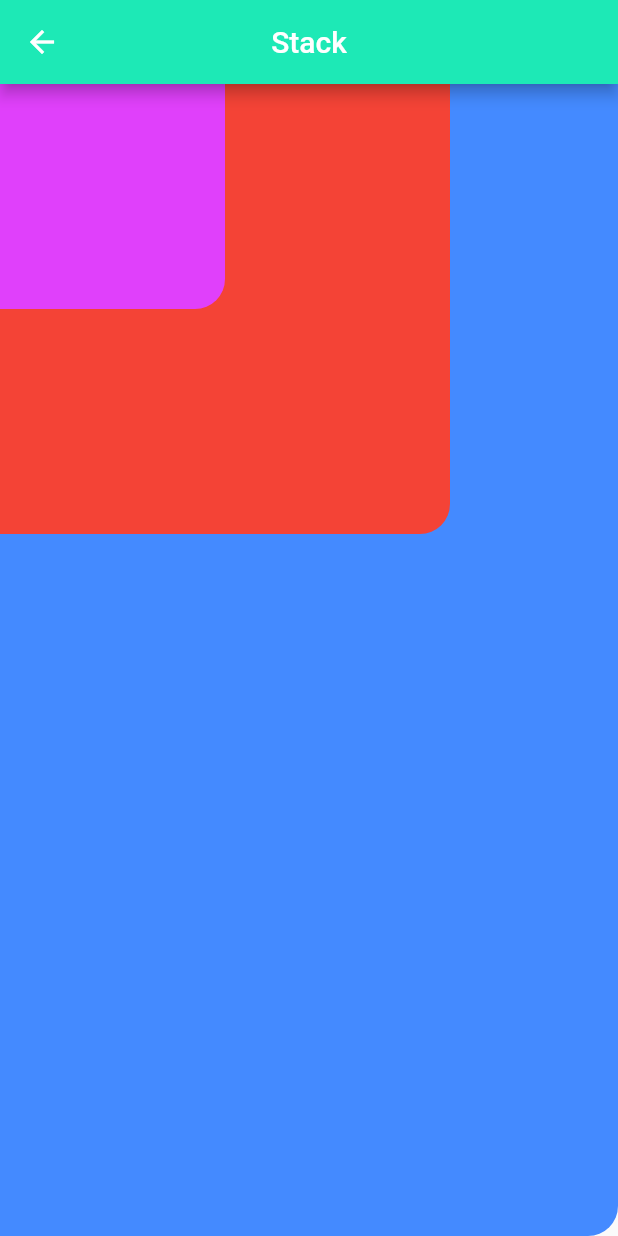
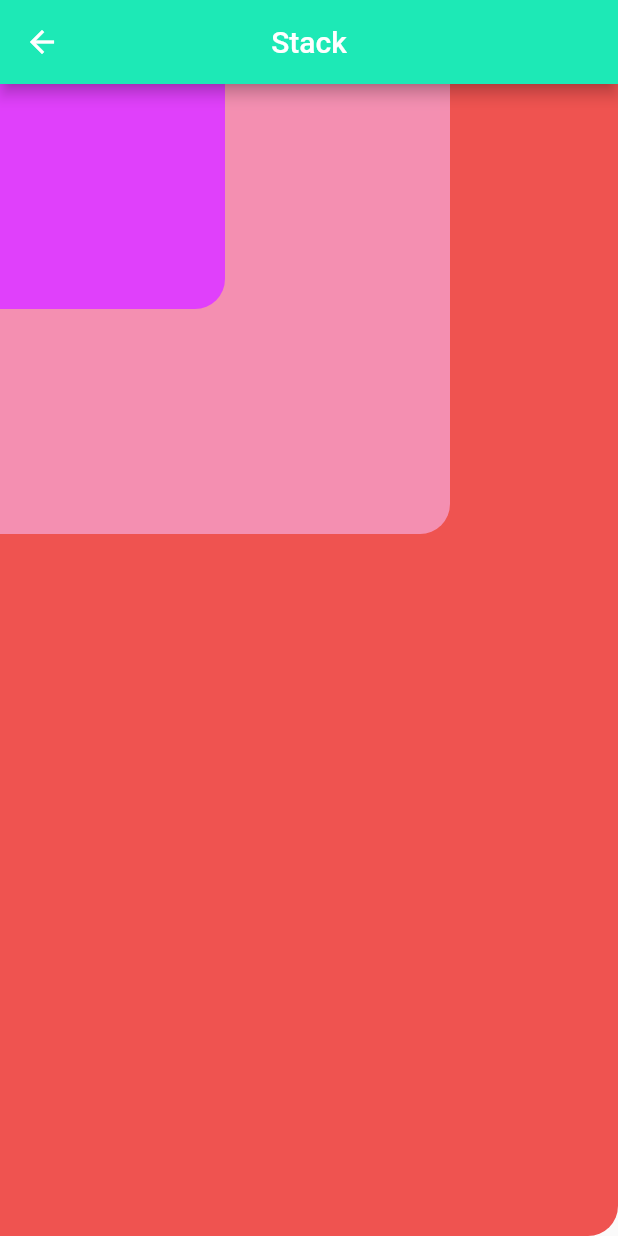
Before and after one commit to vianeyalejandra03/ruta_de_paginas, a Flutter app: the StackPage screen opened by its route, on a phone screen of 412 x 824 dp. Run offline on Flutter 3.47's test engine with Material 2 defaults, Android fonts, the phone set to English and light mode, and no system bars.

```diff
--- a/lib/src/pages/container_page.dart
+++ b/lib/src/pages/container_page.dart
@@ -12,7 +12,7 @@ class ContainerPage extends StatelessWidget {
       body: Container(
         child: Center(
           child: Container(
-            height: 500,
+            height: 300,
             width: 200,
             color: Colors.indigo[300],
             child: Center(
--- a/lib/src/pages/stack_page.dart
+++ b/lib/src/pages/stack_page.dart
@@ -14,7 +14,7 @@ class StackPage extends StatelessWidget {
           ClipRRect(
             borderRadius: BorderRadius.only(bottomRight: Radius.circular(20)),
             child: Container(
-              color: Colors.blueAccent,
+              color: Colors.red[400],
             ),
           ),
           ClipRRect(
@@ -22,7 +22,7 @@ class StackPage extends StatelessWidget {
             child: Container(
               height: 300,
               width: 300,
-              color: Colors.red,
+              color: Colors.pink[200],
             ),
           ),
           ClipRRect(
```
Also changed, not shown: 1 other file.
